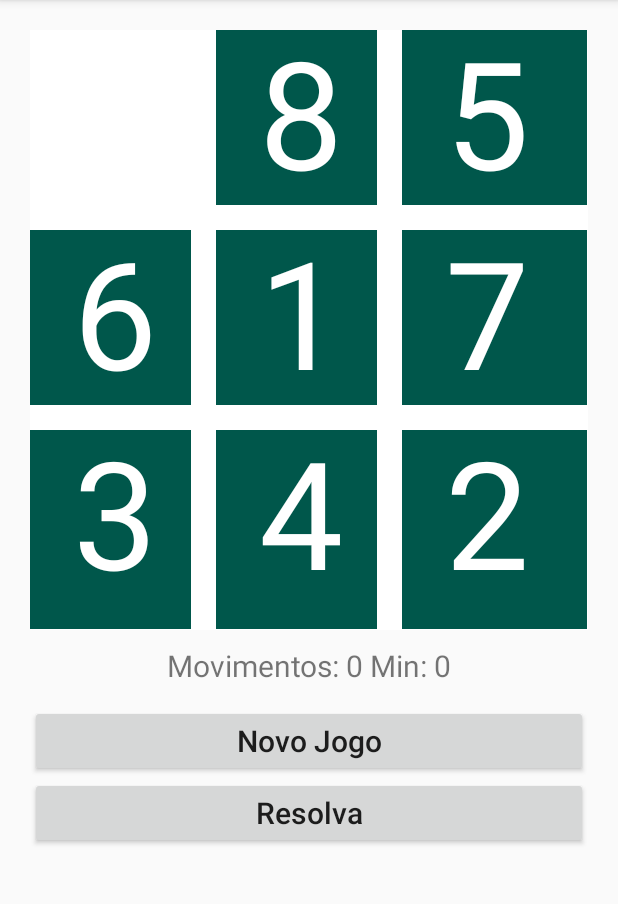
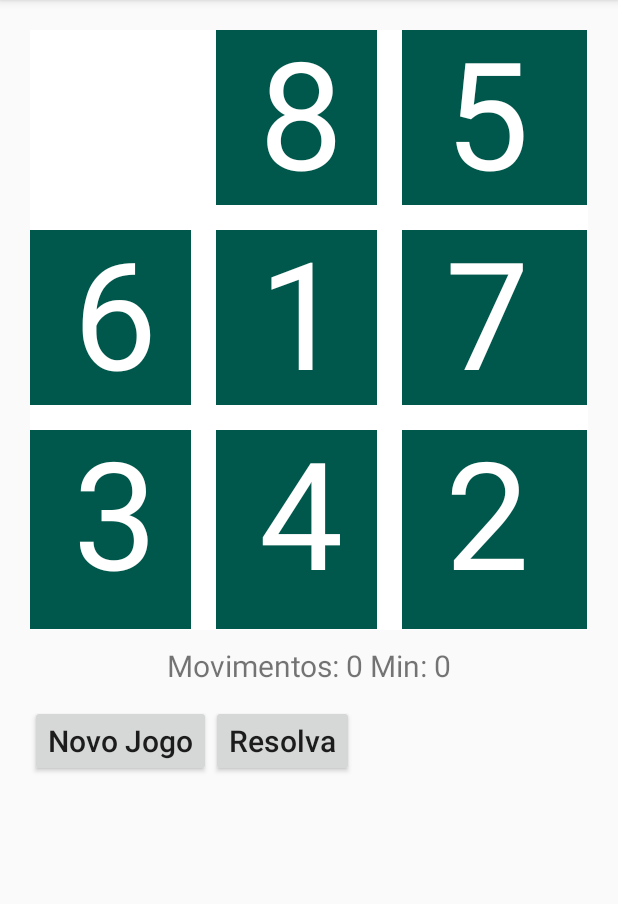
Before and after one commit to JoseGabrielNF/Puzzle8Mobile, an Android app: the screen it shows after launch (MainActivity), on a phone screen of 412 x 824 dp, the part 84-988 px from its top. Run offline under Robolectric (Android 15) with nearby library versions, the phone set to English and light mode, and no system bars.

Commit message:
button match parent

```diff
--- a/app/src/main/res/layout/activity_main.xml
+++ b/app/src/main/res/layout/activity_main.xml
@@ -34,10 +34,15 @@
             android:padding="10dp"
             android:text="@string/moves_value"/>
 
+        <LinearLayout
+            android:layout_width="wrap_content"
+            android:layout_height="match_parent"
+            android:orientation="horizontal">
+
             <Button
                 android:id="@+id/button_new"
-            android:layout_width="match_parent"
-            android:layout_height="wrap_content"
+                android:layout_width="wrap_content"
+                android:layout_height="match_parent"
                 android:onClick="newGame"
                 android:text="@string/button_new"
                 android:textAllCaps="false"
@@ -46,12 +51,13 @@
 
             <Button
                 android:id="@+id/button_solve"
-            android:layout_width="match_parent"
-            android:layout_height="wrap_content"
+                android:layout_width="wrap_content"
+                android:layout_height="match_parent"
                 android:onClick="solveGame"
                 android:text="@string/button_solve"
                 android:textAllCaps="false"
                 android:textSize="20sp" />
+        </LinearLayout>
 
     </LinearLayout>
 </RelativeLayout>
```
Lines whose indentation alone changed are shown as unchanged.
